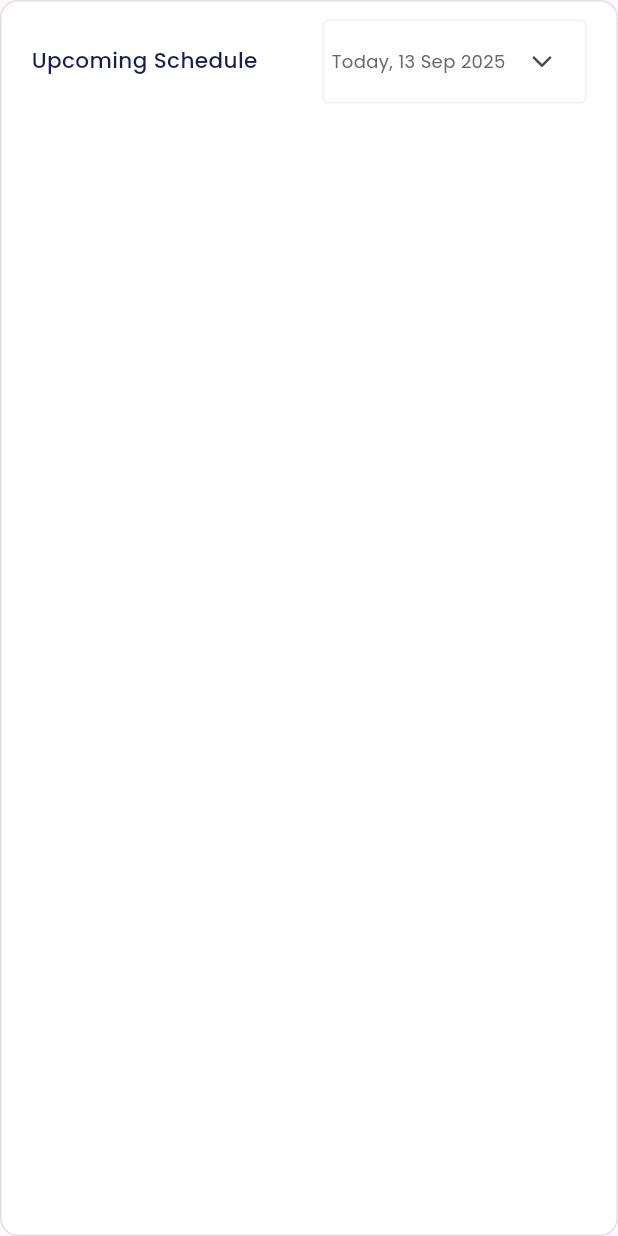
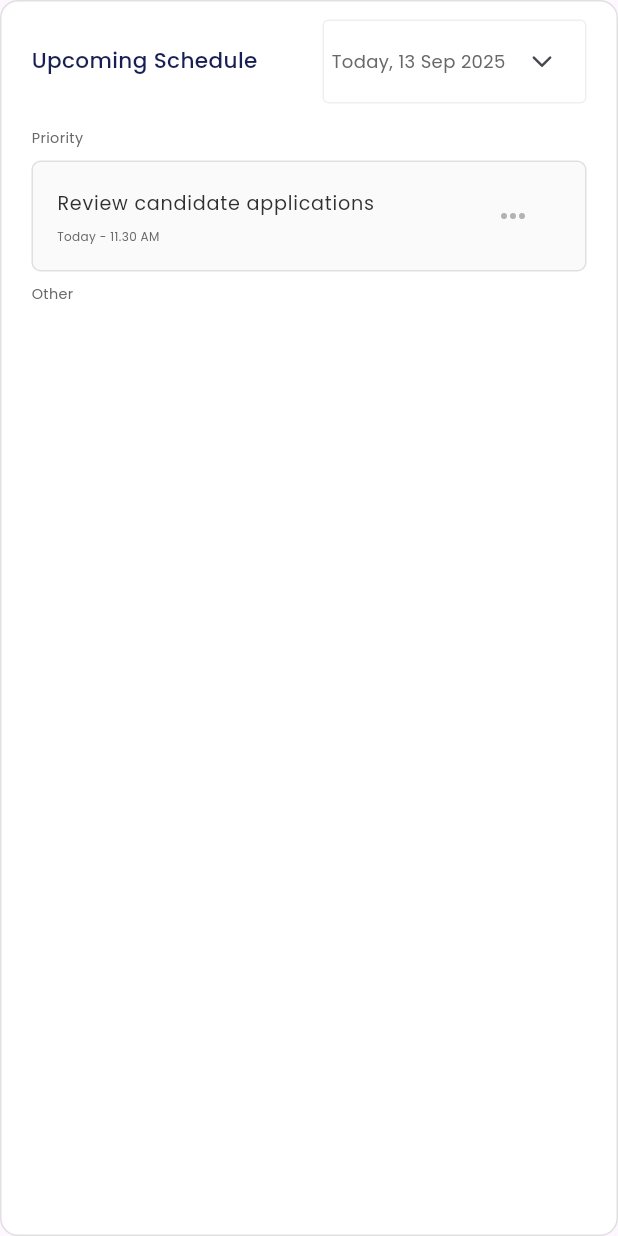
Before and after one commit to mano299/we_HR, a Flutter app: the Schedule widget shown alone on an empty page, opened directly, on a phone screen of 412 x 824 dp. Run offline on Flutter 3.47's test engine with Material 3 defaults, Android fonts, the phone set to English and light mode, and no system bars; our stand-ins replace flutter_svg.

Commit message:
create priority item

```diff
--- a/lib/widgets/activity_section.dart
+++ b/lib/widgets/activity_section.dart
@@ -1,5 +1,6 @@
 import 'package:flutter/material.dart';
 import 'package:we_hr/widgets/recently_activity.dart';
+import 'package:we_hr/widgets/schedule.dart';
 
 class ActivitySection extends StatelessWidget {
   const ActivitySection({
@@ -12,6 +13,9 @@ class ActivitySection extends StatelessWidget {
       children: [
         SizedBox(height: 64),
         RecentlyActivity(),
+        SizedBox(height: 30),
+        Expanded(child: Schedule()),
+        SizedBox(height: 34),
       ],
     );
   }
--- a/lib/widgets/desktop_dashboard_layout.dart
+++ b/lib/widgets/desktop_dashboard_layout.dart
@@ -6,7 +6,6 @@ import 'package:we_hr/widgets/custom_app_bar.dart';
 import 'package:we_hr/widgets/custom_drawer.dart';
 import 'package:we_hr/widgets/growth_items.dart';
 import 'package:we_hr/widgets/overall_containers.dart';
-import 'package:we_hr/widgets/schedule.dart';
 
 class DesktopDashboardLayout extends StatelessWidget {
   const DesktopDashboardLayout({super.key});
@@ -61,13 +60,7 @@ class DesktopDashboardLayout extends StatelessWidget {
                         flex: 2,
                         child: Padding(
                           padding: const EdgeInsets.only(right: 50.0),
-                          child: Column(
-                            children: [
-                              ActivitySection(),
-                              SizedBox(height: 30),
-                              Schedule(),
-                            ],
-                          ),
+                          child: ActivitySection(),
                         ),
                       ),
                     ],
--- /dev/null
+++ b/lib/widgets/priority_item.dart
@@ -0,0 +1,43 @@
+import 'package:flutter/material.dart';
+import 'package:we_hr/utils/app_styles.dart';
+
+
+class PriorityItem extends StatelessWidget {
+  const PriorityItem({
+    super.key,
+    required this.title,
+    required this.subTitle,
+  });
+  final String title, subTitle;
+  @override
+  Widget build(BuildContext context) {
+    return Container(
+      margin: const EdgeInsets.symmetric(vertical: 8.0),
+      decoration: BoxDecoration(
+        borderRadius: BorderRadius.circular(6),
+        color: Color(0xffFAFAFA),
+        border: Border.all(color: Color(0xffE0E0E0)),
+      ),
+      child: ListTile(
+        title: Text(
+          title,
+          style: AppStyles.styleRegular16(context),
+        ),
+        subtitle: Padding(
+          padding: EdgeInsets.only(top: 6),
+          child: Text(
+            subTitle,
+            style: AppStyles.styleRegular10(context),
+          ),
+        ),
+        trailing: IconButton(
+          onPressed: () {},
+          icon: Icon(
+            Icons.more_horiz,
+            color: Color(0xffB2B2B2),
+          ),
+        ),
+      ),
+    );
+  }
+}
--- a/lib/widgets/schedule.dart
+++ b/lib/widgets/schedule.dart
@@ -1,4 +1,6 @@
 import 'package:flutter/material.dart';
+import 'package:we_hr/utils/app_styles.dart';
+import 'package:we_hr/widgets/priority_item.dart';
 import 'package:we_hr/widgets/schedule_header.dart';
 
 class Schedule extends StatelessWidget {
@@ -18,8 +20,24 @@ class Schedule extends StatelessWidget {
       child: Padding(
         padding: const EdgeInsets.symmetric(horizontal: 20.0, vertical: 12),
         child: Column(
+          crossAxisAlignment: CrossAxisAlignment.start,
           children: [
             ScheduleHeader(),
+            SizedBox(height: 16),
+            Text(
+              'Priority',
+              style: AppStyles.styleRegular10(context).copyWith(
+                  fontSize: getResponsiveFontSize(context, fontSize: 12)),
+            ),
+            PriorityItem(
+              title: 'Review candidate applications',
+              subTitle: 'Today - 11.30 AM',
+            ),
+            Text(
+              'Other',
+              style: AppStyles.styleRegular10(context).copyWith(
+                  fontSize: getResponsiveFontSize(context, fontSize: 12)),
+            ),
           ],
         ),
       ),
```
